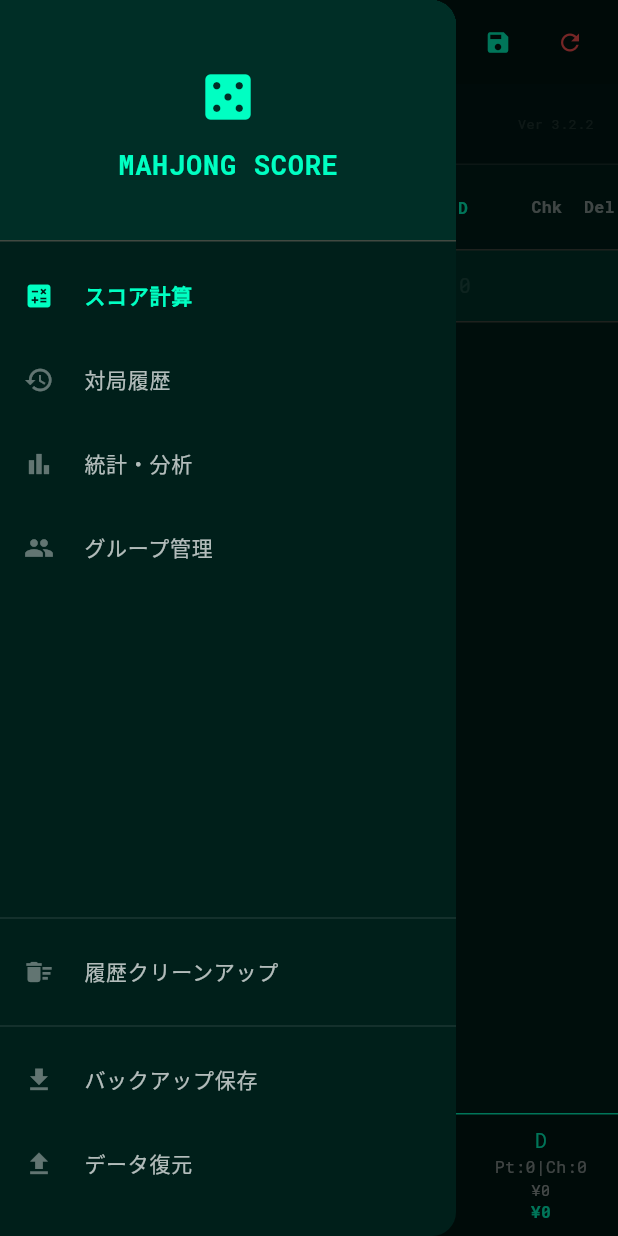
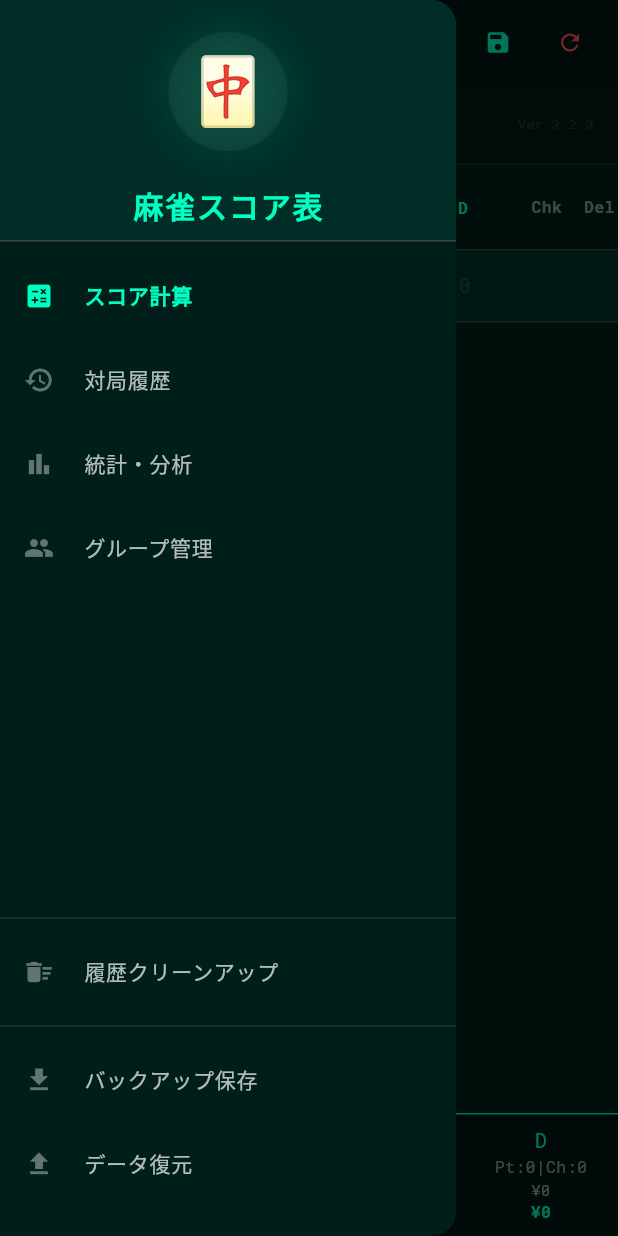
Before and after one commit to admin-test-hoyo/mahjong-score, a Flutter app: the screen it shows after launch, with the side drawer open, on a phone screen of 412 x 824 dp. Run offline on Flutter 3.47's test engine with Material 3 defaults, Android fonts, the phone set to English and light mode, and no system bars; our stand-ins replace fl_chart, flutter_riverpod, google_fonts, shared_preferences, sqflite; missing offline and left inert: universal_html; accounts and stored records are empty.

Commit message:
Ver 3.2.3: 統計同期の修正とドロワーUIの日本語化

```diff
--- a/docs/version.json
+++ b/docs/version.json
@@ -1 +1 @@
-{"app_name":"mahjong_calc","version":"3.2.2","build_number":"1","package_name":"mahjong_calc"}
+{"app_name":"mahjong_calc","version":"3.2.3","build_number":"14","package_name":"mahjong_calc"}
--- a/lib/features/calc/calc_screen.dart
+++ b/lib/features/calc/calc_screen.dart
@@ -232,7 +232,7 @@ class CalcScreen extends ConsumerWidget {
           const SizedBox(width: 12),
           _quickField(label: '場代', value: displayFee.toString(), onChanged: (v) => ref.read(calcProvider.notifier).updateRuleGameFee(int.tryParse(v) ?? 0), width: 80),
           const Spacer(),
-          const Text('Ver 3.2.2', style: TextStyle(color: Colors.white12, fontSize: 9)),
+          const Text('Ver 3.2.3', style: TextStyle(color: Colors.white12, fontSize: 9)),
         ],
       ),
     );
--- a/lib/features/history/history_providers.dart
+++ b/lib/features/history/history_providers.dart
@@ -80,6 +80,7 @@ class HistoryNotifier extends AsyncNotifier<List<Map<String, dynamic>>> {
   Future<void> updateSessionGroupId(int sessionId, int? groupId) async {
     final db = DatabaseService();
     await db.updateSessionGroupId(sessionId, groupId);
+    ref.read(databaseVersionProvider.notifier).increment();
     await refresh();
   }
 
--- a/lib/features/main/main_screen.dart
+++ b/lib/features/main/main_screen.dart
@@ -82,7 +82,7 @@ class MainScreen extends ConsumerWidget {
             ),
           ),
           const Text(
-            'Ver 3.2.2',
+            'Ver 3.2.3',
             style: TextStyle(color: Colors.white38, fontSize: 10),
           ),
         ],
@@ -207,14 +207,29 @@ class MainScreen extends ConsumerWidget {
               child: Column(
                 mainAxisAlignment: MainAxisAlignment.center,
                 children: [
-                  const Icon(Icons.casino, color: Color(0xFF00FFC2), size: 40),
-                  const SizedBox(height: 12),
+                  Container(
+                    padding: const EdgeInsets.all(12),
+                    decoration: BoxDecoration(
+                      color: Colors.white.withOpacity(0.05),
+                      shape: BoxShape.circle,
+                      boxShadow: [
+                        BoxShadow(
+                          color: const Color(0xFF00FFC2).withOpacity(0.1),
+                          blurRadius: 20,
+                          spreadRadius: 2,
+                        ),
+                      ],
+                    ),
+                    child: const Text('🀄', style: TextStyle(fontSize: 44)),
+                  ),
+                  const SizedBox(height: 16),
                   Text(
-                    'MAHJONG SCORE',
-                    style: GoogleFonts.robotoMono(
+                    '麻雀スコア表',
+                    style: GoogleFonts.notoSansJp(
                       color: const Color(0xFF00FFC2),
-                      fontWeight: FontWeight.bold,
-                      fontSize: 18,
+                      fontWeight: FontWeight.w900,
+                      fontSize: 20,
+                      letterSpacing: 1.2,
                     ),
                   ),
                 ],
--- a/pubspec.yaml
+++ b/pubspec.yaml
@@ -2,7 +2,7 @@ name: mahjong_calc
 description: "A new Flutter project."
 publish_to: 'none'
 
-version: 3.2.2+1
+version: 3.2.3+14
 
 environment:
   sdk: ^3.11.0
```
Also changed, not shown: docs/assets/fonts/MaterialIcons-Regular.otf, 2 other files.
